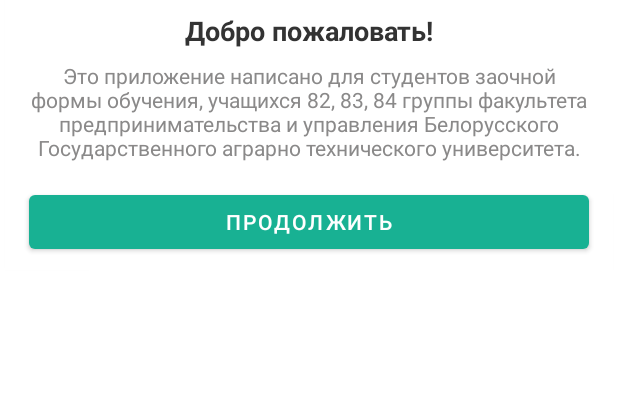
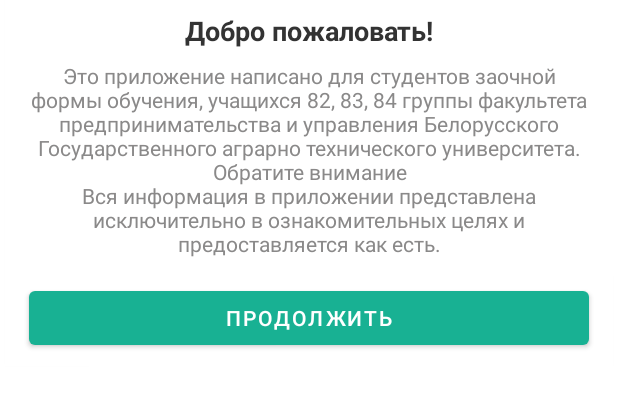
Before and after one commit to mzfkr97/BATSU_App.-Dagger2-MVP-Retrofit2, an Android app: the layout onboarding_dialog.xml on its own in the app's theme, with its tools: preview values and no code run, on a phone screen of 412 x 824 dp, the part 285-693 px from its top. Run offline under Robolectric (Android 15) with nearby library versions, the phone set to English and light mode, and no system bars.

```diff
--- a/app/src/main/res/layout/view_pager.xml
+++ b/app/src/main/res/layout/view_pager.xml
@@ -15,8 +15,8 @@
             android:layout_width="match_parent"
             android:layout_height="wrap_content"
             android:background="@color/colorPrimary"
-            app:tabIndicatorColor="@color/colorWhite"
-            app:tabSelectedTextColor="@color/colorWhite"
+            app:tabIndicatorColor="@color/colorTabIndicator"
+            app:tabSelectedTextColor="@color/colorTabIndicator"
             app:tabTextColor="@color/colorBackground" />
 
     </com.google.android.material.appbar.AppBarLayout>
--- a/app/src/main/res/values/colors.xml
+++ b/app/src/main/res/values/colors.xml
@@ -5,7 +5,7 @@
     <color name="colorAccent">#FAE102</color>
 
     <color name="colorError">#FFFF0000</color>
-    <color name="colorTabIndicator">#FFF176</color>
+    <color name="colorTabIndicator">#ffff00</color>
 
     <color name="colorBackground">#EBEFF5</color>
     <color name="colorCardBackground">#FFFFFF</color>
--- a/app/src/main/res/values/strings.xml
+++ b/app/src/main/res/values/strings.xml
@@ -13,7 +13,7 @@
     <string name="on_boarding_dialog_title">Добро пожаловать!</string>
     <string name="on_boarding_dialog_description">
         Это приложение написано для студентов заочной формы обучения, учащихся 82, 83, 84 группы факультета предпринимательства и управления Белорусского Государственного
-        аграрно технического университета.
+        аграрно технического университета.\nОбратите внимание\nВся информация в приложении представлена исключительно в ознакомительных целях и предоставляется как есть.
     </string>
 
     <!--shortcut -->
```
